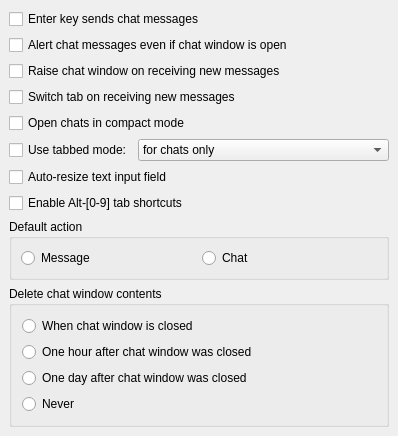
Above: src/options/opt_chat.ui from psi-im/psi before the change. Below: the same form after it.
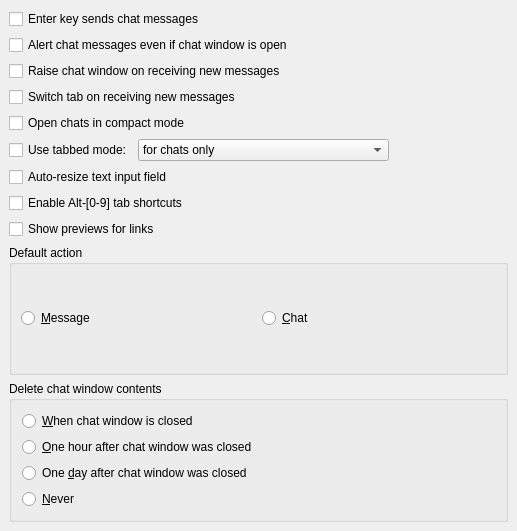
That is the form after the change.

Commit message: Added a checkbox for show previews option

The edit to the form file:
```diff
--- a/src/options/opt_chat.ui
+++ b/src/options/opt_chat.ui
@@ -1,24 +1,33 @@
 <ui version="4.0" >
  <class>OptChat</class>
- <widget class="QWidget" name="OptChat" >
-  <property name="geometry" >
+ <widget class="QWidget" name="OptChat">
+  <property name="geometry">
    <rect>
     <x>0</x>
     <y>0</y>
-    <width>346</width>
-    <height>421</height>
+    <width>517</width>
+    <height>531</height>
    </rect>
   </property>
   <property name="windowTitle" >
    <string>OptChatUI</string>
   </property>
-  <layout class="QVBoxLayout" >
-   <property name="margin" >
-    <number>9</number>
-   </property>
-   <property name="spacing" >
+  <layout class="QVBoxLayout">
+   <property name="spacing">
     <number>6</number>
    </property>
+   <property name="leftMargin">
+    <number>9</number>
+   </property>
+   <property name="topMargin">
+    <number>9</number>
+   </property>
+   <property name="rightMargin">
+    <number>9</number>
+   </property>
+   <property name="bottomMargin">
+    <number>9</number>
+   </property>
    <item>
     <widget class="QCheckBox" name="ck_chatSoftReturn" >
      <property name="text" >
@@ -55,13 +64,22 @@
     </widget>
    </item>
    <item>
-    <layout class="QHBoxLayout" >
-     <property name="margin" >
-      <number>0</number>
-     </property>
-     <property name="spacing" >
+    <layout class="QHBoxLayout">
+     <property name="spacing">
       <number>6</number>
      </property>
+     <property name="leftMargin">
+      <number>0</number>
+     </property>
+     <property name="topMargin">
+      <number>0</number>
+     </property>
+     <property name="rightMargin">
+      <number>0</number>
+     </property>
+     <property name="bottomMargin">
+      <number>0</number>
+     </property>
      <item>
       <widget class="QCheckBox" name="ck_tabChats" >
        <property name="sizePolicy" >
@@ -141,28 +159,44 @@
     </widget>
    </item>
    <item>
-    <widget class="QGroupBox" name="groupBox18" >
-     <property name="title" >
+    <widget class="QCheckBox" name="ck_showPreviews">
+     <property name="text">
+      <string>Show previews for links</string>
+     </property>
+    </widget>
+   </item>
+   <item>
+    <widget class="QGroupBox" name="groupBox18">
+     <property name="title">
       <string>Default action</string>
      </property>
-     <layout class="QHBoxLayout" >
-      <property name="margin" >
-       <number>9</number>
-      </property>
-      <property name="spacing" >
+     <layout class="QHBoxLayout">
+      <property name="spacing">
        <number>6</number>
       </property>
+      <property name="leftMargin">
+       <number>9</number>
+      </property>
+      <property name="topMargin">
+       <number>9</number>
+      </property>
+      <property name="rightMargin">
+       <number>9</number>
+      </property>
+      <property name="bottomMargin">
+       <number>9</number>
+      </property>
       <item>
-       <widget class="QRadioButton" name="rb_defActMsg" >
-        <property name="text" >
-         <string>Message</string>
+       <widget class="QRadioButton" name="rb_defActMsg">
+        <property name="text">
+         <string>&amp;Message</string>
         </property>
        </widget>
       </item>
       <item>
-       <widget class="QRadioButton" name="rb_defActChat" >
-        <property name="text" >
-         <string>Chat</string>
+       <widget class="QRadioButton" name="rb_defActChat">
+        <property name="text">
+         <string>&amp;Chat</string>
         </property>
        </widget>
       </item>
@@ -174,38 +208,47 @@
      <property name="title" >
       <string>Delete chat window contents</string>
      </property>
-     <layout class="QVBoxLayout" >
-      <property name="margin" >
-       <number>10</number>
-      </property>
-      <property name="spacing" >
+     <layout class="QVBoxLayout">
+      <property name="spacing">
        <number>6</number>
       </property>
+      <property name="leftMargin">
+       <number>10</number>
+      </property>
+      <property name="topMargin">
+       <number>10</number>
+      </property>
+      <property name="rightMargin">
+       <number>10</number>
+      </property>
+      <property name="bottomMargin">
+       <number>10</number>
+      </property>
       <item>
-       <widget class="QRadioButton" name="rb_delChatsClose" >
-        <property name="text" >
-         <string>When chat window is closed</string>
+       <widget class="QRadioButton" name="rb_delChatsClose">
+        <property name="text">
+         <string>&amp;When chat window is closed</string>
         </property>
        </widget>
       </item>
       <item>
-       <widget class="QRadioButton" name="rb_delChatsHour" >
-        <property name="text" >
-         <string>One hour after chat window was closed</string>
+       <widget class="QRadioButton" name="rb_delChatsHour">
+        <property name="text">
+         <string>&amp;One hour after chat window was closed</string>
         </property>
        </widget>
       </item>
       <item>
-       <widget class="QRadioButton" name="rb_delChatsDay" >
-        <property name="text" >
-         <string>One day after chat window was closed</string>
+       <widget class="QRadioButton" name="rb_delChatsDay">
+        <property name="text">
+         <string>One &amp;day after chat window was closed</string>
         </property>
        </widget>
       </item>
       <item>
-       <widget class="QRadioButton" name="rb_delChatsNever" >
-        <property name="text" >
-         <string>Never</string>
+       <widget class="QRadioButton" name="rb_delChatsNever">
+        <property name="text">
+         <string>&amp;Never</string>
         </property>
        </widget>
       </item>
@@ -214,6 +257,6 @@
    </item>
   </layout>
  </widget>
- <layoutdefault spacing="6" margin="11" />
+ <layoutdefault spacing="6" margin="11"/>
  <resources/>
 </ui>
```
Left out of the diff: 74 changed lines with no effect on the pictures. The commit also changes 1 other file.
